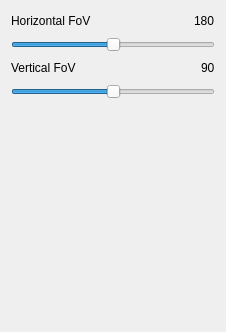
Above: src/widgets/SphericalCameraParameterWidget.ui from tkadauke/raytracer before the change. Below: the same form after it.
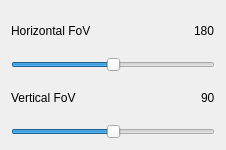
That is the form after the change.

Diff of the .ui file:
```diff
--- a/src/widgets/SphericalCameraParameterWidget.ui
+++ b/src/widgets/SphericalCameraParameterWidget.ui
@@ -7,7 +7,7 @@
     <x>0</x>
     <y>0</y>
     <width>226</width>
-    <height>332</height>
+    <height>150</height>
    </rect>
   </property>
   <property name="windowTitle">
@@ -116,19 +116,6 @@
      </item>
     </layout>
    </item>
-   <item>
-    <spacer name="verticalSpacer">
-     <property name="orientation">
-      <enum>Qt::Vertical</enum>
-     </property>
-     <property name="sizeHint" stdset="0">
-      <size>
-       <width>20</width>
-       <height>169</height>
-      </size>
-     </property>
-    </spacer>
-   </item>
   </layout>
  </widget>
  <resources/>
```
